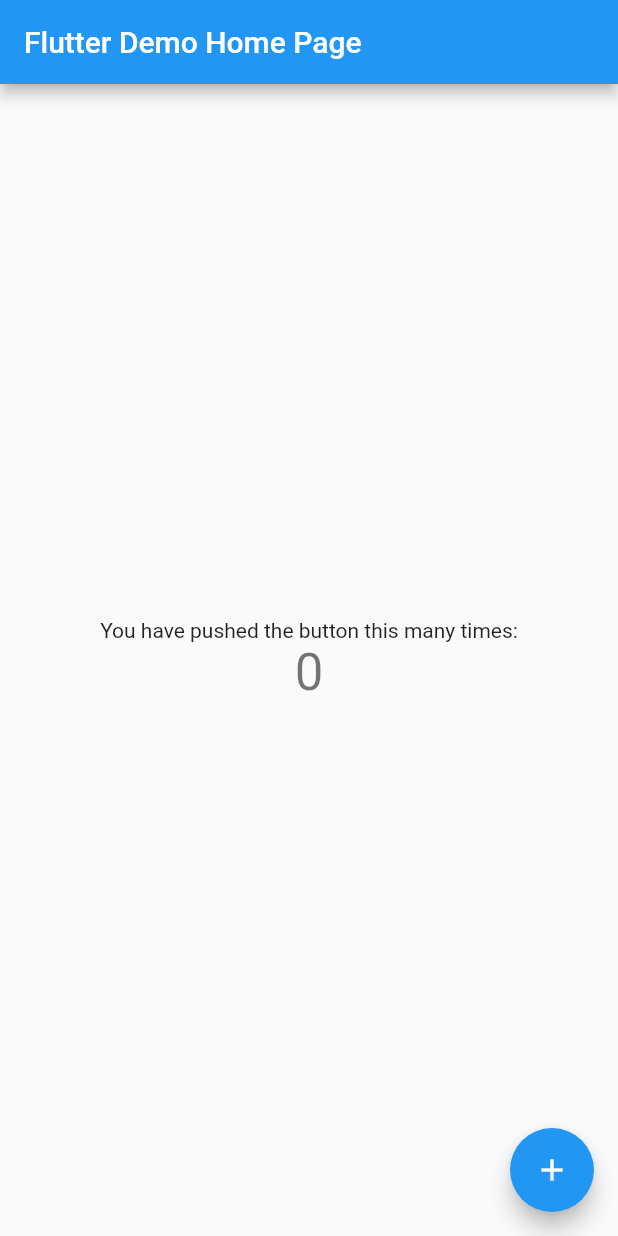
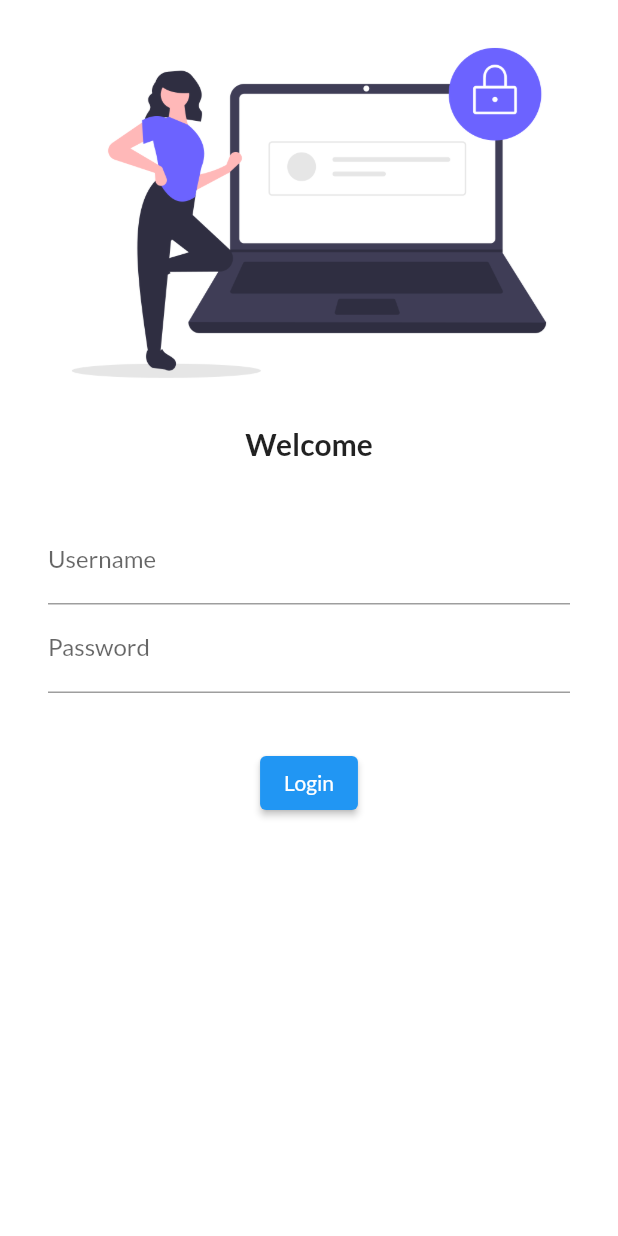
Before and after one commit to mohan17100/webapp, a Flutter app: the screen it shows after launch, on a phone screen of 412 x 824 dp. Run offline on Flutter 3.47's test engine with Material 2 defaults, Android fonts, the phone set to English and light mode, and no system bars; our stand-ins replace google_fonts.

Commit message:
working on textField, sized box,ElevatedButtons

```diff
--- a/lib/HomePage.dart
+++ /dev/null
@@ -1,15 +0,0 @@
-import 'package:flutter/material.dart';
-
-class HomePage extends StatelessWidget {
-
-
-  @override
-  Widget build(BuildContext context) {
-    return Scaffold(
-      appBar: AppBar(),
-      body: Center(child: Container(child: Text("hey users !"),),),
-
-
-    );
-  }
-}
--- /dev/null
+++ b/lib/Pages/LoginPage.dart
@@ -0,0 +1,51 @@
+import 'package:flutter/material.dart';
+
+class LoginPage extends StatelessWidget {
+  @override
+  Widget build(BuildContext context) {
+    return Material(
+      color: Colors.white,
+      child: Column(
+        children: [
+          Image.asset(
+            "assets/images/login_img.png",
+            fit: BoxFit.cover,
+          ),
+          Text(
+            "Welcome",
+            style: TextStyle(fontSize: 20, fontWeight: FontWeight.bold),
+          ),
+          SizedBox(
+            height: 20,
+          ),
+          Padding(
+            padding: const EdgeInsets.symmetric(vertical: 16, horizontal: 32),
+            child: Column(
+              children: [
+                TextField(
+                  decoration: InputDecoration(
+                      hintText: "Enter Username", labelText: "Username"),
+                ),
+                TextField(
+                  obscureText: true,
+                  decoration: InputDecoration(
+                      hintText: "Enter Password", labelText: "Password"),
+                )
+              ],
+            ),
+          ),
+          SizedBox(
+            height: 20,
+          ),
+          ElevatedButton(
+            onPressed: () {
+              print("hey coder");
+            },
+            child: Text("Login"),
+            style: TextButton.styleFrom(),
+          )
+        ],
+      ),
+    );
+  }
+}
--- a/lib/main.dart
+++ b/lib/main.dart
@@ -1,4 +1,7 @@
 import 'package:flutter/material.dart';
+import 'Pages/HomePage.dart';
+import 'Pages/LoginPage.dart';
+import "package:google_fonts/google_fonts.dart";
 
 void main() {
   runApp(MyApp());
@@ -11,103 +14,12 @@ class MyApp extends StatelessWidget {
     return MaterialApp(
       title: 'Flutter Demo',
       theme: ThemeData(
-        // This is the theme of your application.
-        //
-        // Try running your application with "flutter run". You'll see the
-        // application has a blue toolbar. Then, without quitting the app, try
-        // changing the primarySwatch below to Colors.green and then invoke
-        // "hot reload" (press "r" in the console where you ran "flutter run",
-        // or simply save your changes to "hot reload" in a Flutter IDE).
-        // Notice that the counter didn't reset back to zero; the application
-        // is not restarted.
-        primarySwatch: Colors.blue,
-      ),
-      home: MyHomePage(title: 'Flutter Demo Home Page'),
+          primarySwatch: Colors.blue,
+          fontFamily: GoogleFonts.lato().fontFamily),
+      routes: {
+        "/": (context) => LoginPage(),
+        "/login": (context) => LoginPage()
+      },
     );
   }
 }
-
-class MyHomePage extends StatefulWidget {
-  MyHomePage({Key key, this.title}) : super(key: key);
-
-  // This widget is the home page of your application. It is stateful, meaning
-  // that it has a State object (defined below) that contains fields that affect
-  // how it looks.
-
-  // This class is the configuration for the state. It holds the values (in this
-  // case the title) provided by the parent (in this case the App widget) and
-  // used by the build method of the State. Fields in a Widget subclass are
-  // always marked "final".
-
-  final String title;
-
-  @override
-  _MyHomePageState createState() => _MyHomePageState();
-}
-
-class _MyHomePageState extends State<MyHomePage> {
-  int _counter = 0;
-
-  void _incrementCounter() {
-    setState(() {
-      // This call to setState tells the Flutter framework that something has
-      // changed in this State, which causes it to rerun the build method below
-      // so that the display can reflect the updated values. If we changed
-      // _counter without calling setState(), then the build method would not be
-      // called again, and so nothing would appear to happen.
-      _counter++;
-    });
-  }
-
-  @override
-  Widget build(BuildContext context) {
-    // This method is rerun every time setState is called, for instance as done
-    // by the _incrementCounter method above.
-    //
-    // The Flutter framework has been optimized to make rerunning build methods
-    // fast, so that you can just rebuild anything that needs updating rather
-    // than having to individually change instances of widgets.
-    return Scaffold(
-      appBar: AppBar(
-        // Here we take the value from the MyHomePage object that was created by
-        // the App.build method, and use it to set our appbar title.
-        title: Text(widget.title),
-      ),
-      body: Center(
-        // Center is a layout widget. It takes a single child and positions it
-        // in the middle of the parent.
-        child: Column(
-          // Column is also a layout widget. It takes a list of children and
-          // arranges them vertically. By default, it sizes itself to fit its
-          // children horizontally, and tries to be as tall as its parent.
-          //
-          // Invoke "debug painting" (press "p" in the console, choose the
-          // "Toggle Debug Paint" action from the Flutter Inspector in Android
-          // Studio, or the "Toggle Debug Paint" command in Visual Studio Code)
-          // to see the wireframe for each widget.
-          //
-          // Column has various properties to control how it sizes itself and
-          // how it positions its children. Here we use mainAxisAlignment to
-          // center the children vertically; the main axis here is the vertical
-          // axis because Columns are vertical (the cross axis would be
-          // horizontal).
-          mainAxisAlignment: MainAxisAlignment.center,
-          children: <Widget>[
-            Text(
-              'You have pushed the button this many times:',
-            ),
-            Text(
-              '$_counter',
-              style: Theme.of(context).textTheme.headline4,
-            ),
-          ],
-        ),
-      ),
-      floatingActionButton: FloatingActionButton(
-        onPressed: _incrementCounter,
-        tooltip: 'Increment',
-        child: Icon(Icons.add),
-      ), // This trailing comma makes auto-formatting nicer for build methods.
-    );
-  }
-}
```
Also changed, not shown: pubspec.yaml (+4 -5 lines), assets/images/login_img.png (added), pubspec.lock.
